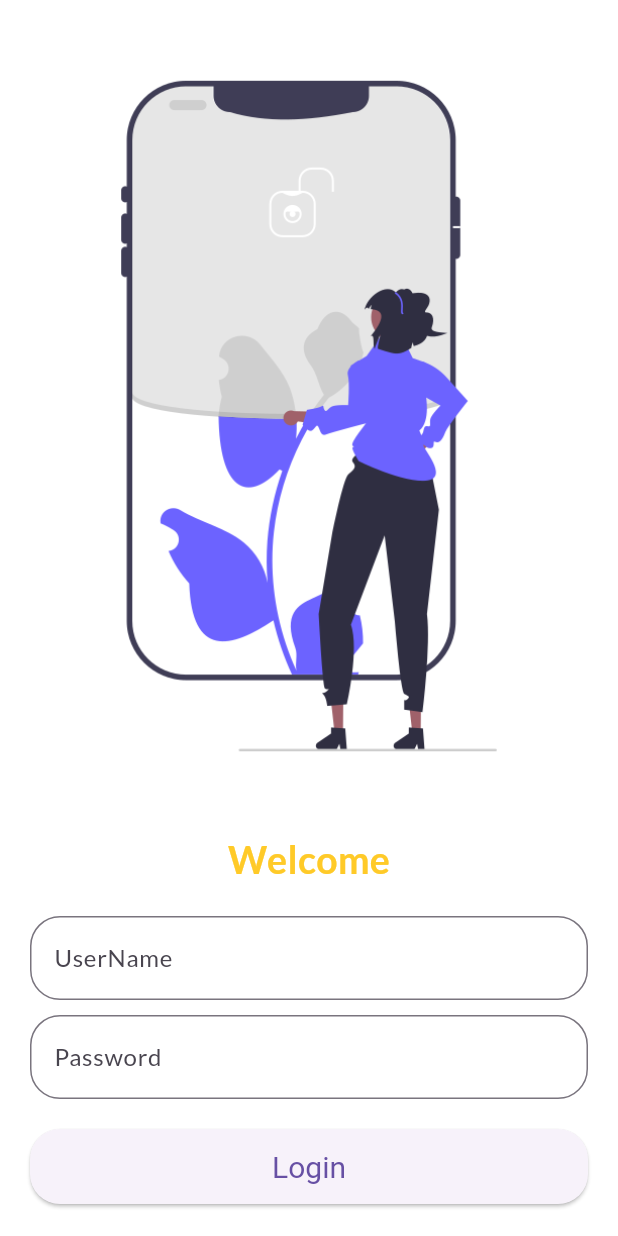
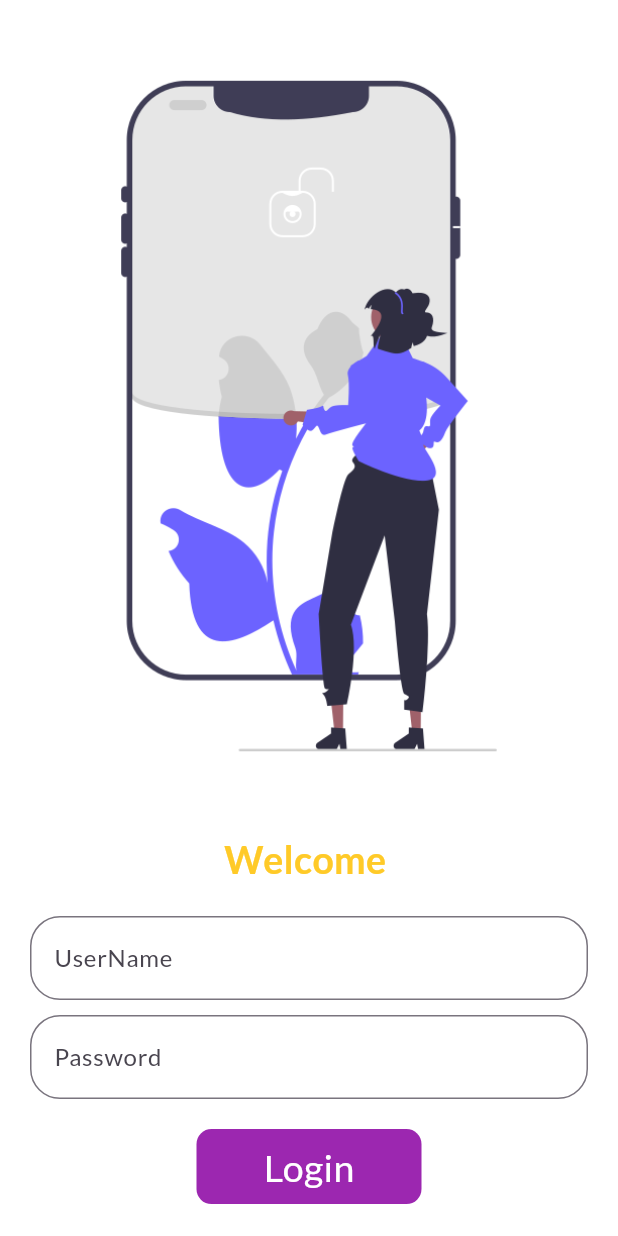
Before and after one commit to tushar-kuchchal/30dayflutter, a Flutter app: the screen it shows after launch, on a phone screen of 412 x 824 dp. Run offline on Flutter 3.47's test engine with Material 3 defaults, Android fonts, the phone set to English and light mode, and no system bars; our stand-ins replace google_fonts.

Commit message:
added animated button and navigate to home page and make statefull to login page

```diff
--- a/lib/pages/login.dart
+++ b/lib/pages/login.dart
@@ -1,13 +1,18 @@
-// ignore_for_file: prefer_const_constructors, avoid_print
-
-import 'dart:math';
+// ignore_for_file: prefer_const_constructors, avoid_print, use_build_context_synchronously
 
 import 'package:flutter/material.dart';
 import 'package:flutter_tutorail/utils/routes.dart';
 
-class Login extends StatelessWidget {
+class Login extends StatefulWidget {
   const Login({super.key});
 
+  @override
+  State<Login> createState() => _LoginState();
+}
+
+class _LoginState extends State<Login> {
+  String name = '';
+  bool login = false;
   @override
   Widget build(BuildContext context) {
     return Material(
@@ -19,7 +24,7 @@
               'assets/images/login.png',
             ),
             Text(
-              'Welcome',
+              'Welcome $name',
               style: TextStyle(
                   fontSize: 25,
                   fontWeight: FontWeight.bold,
@@ -34,11 +39,17 @@
                 children: [
                   TextFormField(
                     decoration: InputDecoration(
-                        border: OutlineInputBorder(
-                          borderRadius: BorderRadius.circular(20),
-                        ),
-                        hintText: ' Enter UserName',
-                        labelText: 'UserName'),
+                      border: OutlineInputBorder(
+                        borderRadius: BorderRadius.circular(20),
+                      ),
+                      hintText: ' Enter UserName',
+                      labelText: 'UserName',
+                    ),
+                    onChanged: (value) => {
+                      setState(
+                        () => name = value,
+                      )
+                    },
                   ),
                   SizedBox(
                     height: 10,
@@ -54,19 +65,49 @@
                   SizedBox(
                     height: 20,
                   ),
-                  ElevatedButton(
-                    style: ElevatedButton.styleFrom(
-                        minimumSize: Size.fromHeight(50),
-                        shape: RoundedRectangleBorder(
-                            borderRadius: BorderRadius.circular(20)),
-                        textStyle:
-                            TextStyle(fontSize: 20, color: Colors.white)),
-                    onPressed: () {
-                      // print('you are login successfully');
+                  InkWell(
+                    onTap: () async {
+                      setState(() {
+                        login = true;
+                      });
+                      await Future.delayed(Duration(milliseconds: 1200));
                       Navigator.pushNamed(context, MyRoute.home);
                     },
-                    child: Text('Login'),
+                    child: AnimatedContainer(
+                      duration: Duration(seconds: 1),
+                      decoration: BoxDecoration(
+                        borderRadius: BorderRadius.circular(login ? 25 : 10),
+                        color: Colors.purple,
+                      ),
+                      height: 50,
+                      width: login ? 50 : 150,
+                      alignment: Alignment.center,
+                      child: login
+                          ? Icon(
+                              Icons.done,
+                              color: Colors.white,
+                            )
+                          : Text(
+                              'Login',
+                              style: TextStyle(
+                                color: Colors.white,
+                                fontSize: 25,
+                              ),
+                            ),
+                    ),
                   )
+                  // ElevatedButton(
+                  //   style: ElevatedButton.styleFrom(
+                  //       minimumSize: Size.fromHeight(50),
+                  //       shape: RoundedRectangleBorder(
+                  //           borderRadius: BorderRadius.circular(20)),
+                  //       textStyle:
+                  //           TextStyle(fontSize: 20, color: Colors.white)),
+                  //   onPressed: () {
+                  //     Navigator.pushNamed(context, MyRoute.home);
+                  //   },
+                  //   child: Text('Login'),
+                  // )
                 ],
               ),
             ),
```
